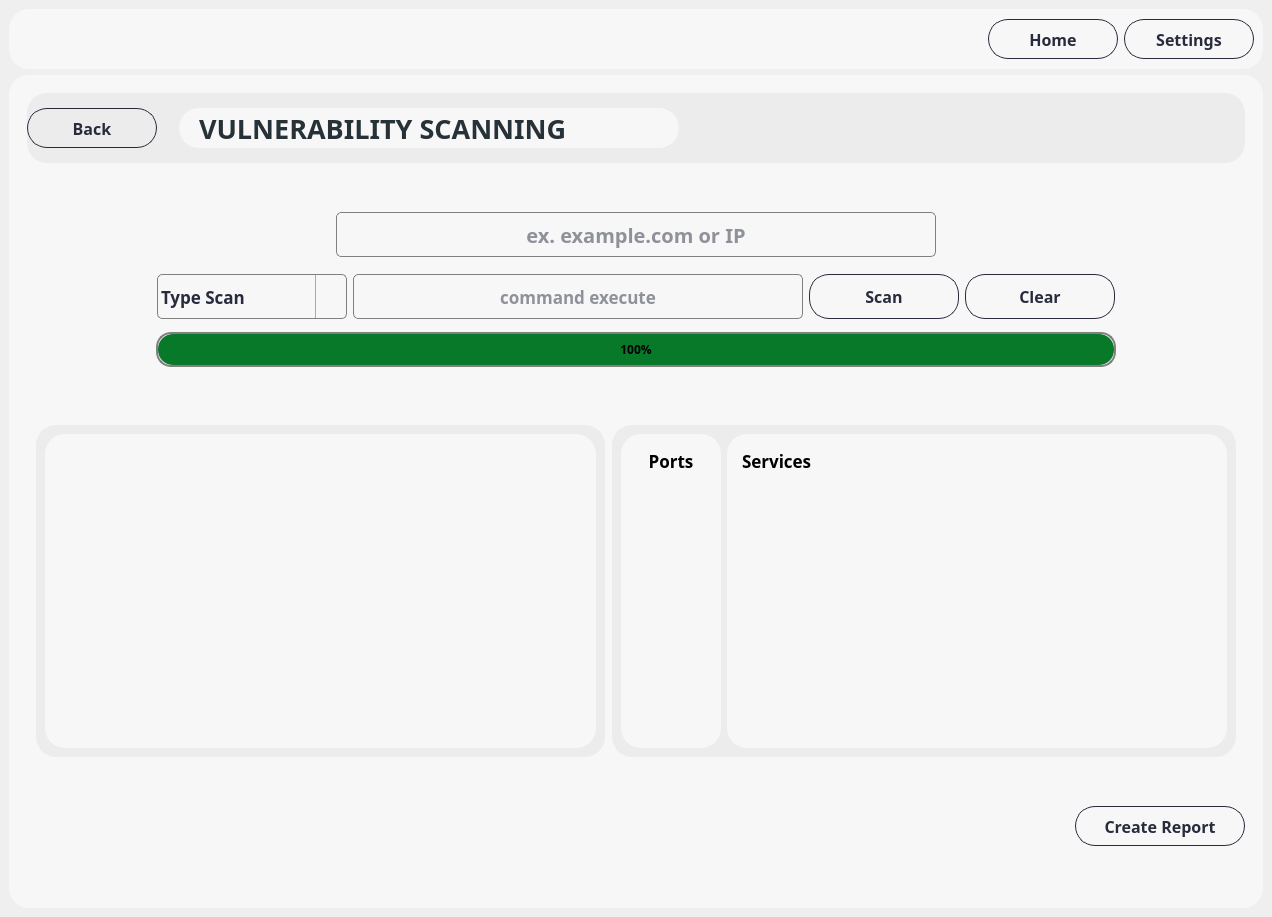
NicasioTn/Linux-ISAN-Security-Gizmo-Box, file assets/ui/mainWindow.ui: the form before one commit.
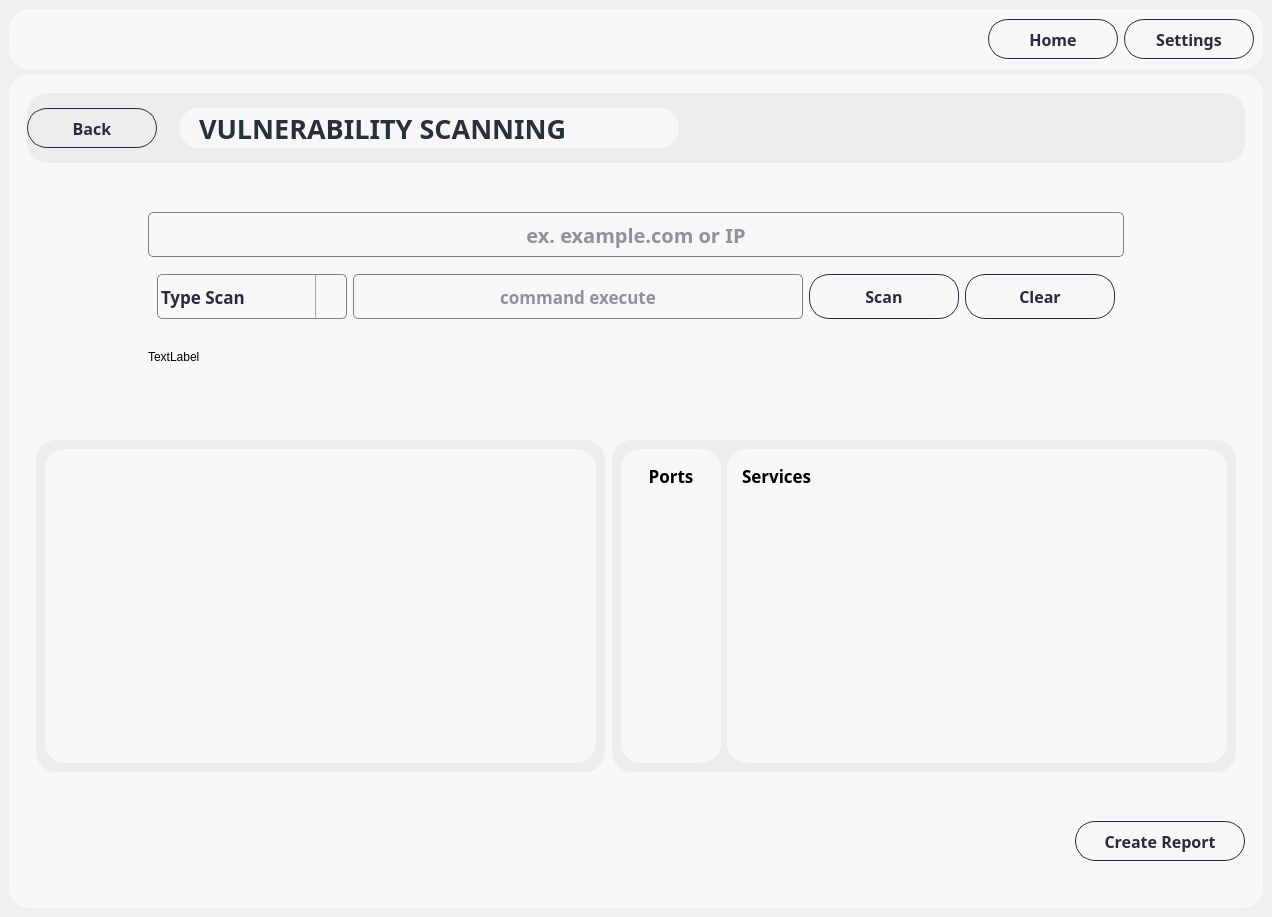
The form after the commit. The open tabs and pages were chosen to show the change. Icons and pictures are not drawn.

```diff
--- a/assets/ui/mainWindow.ui
+++ b/assets/ui/mainWindow.ui
@@ -6925,7 +6925,7 @@
              </widget>
             </widget>
            </item>
-           <item>
+           <item alignment="Qt::AlignHCenter">
             <widget class="QWidget" name="widget_69" native="true">
              <property name="font">
               <font>
@@ -6934,8 +6934,8 @@
                <bold>true</bold>
               </font>
              </property>
-             <layout class="QVBoxLayout" name="verticalLayout_41">
-              <item alignment="Qt::AlignHCenter">
+             <layout class="QVBoxLayout" name="verticalLayout_27">
+              <item>
                <widget class="QLineEdit" name="lineEdit_vulner">
                 <property name="minimumSize">
                  <size>
@@ -7227,40 +7227,16 @@
                 </layout>
                </widget>
               </item>
-              <item alignment="Qt::AlignHCenter">
-               <widget class="QProgressBar" name="progressBar_vulner">
+              <item>
+               <widget class="QLabel" name="label_loading_vulner">
                 <property name="minimumSize">
                  <size>
-                  <width>960</width>
-                  <height>35</height>
+                  <width>500</width>
+                  <height>50</height>
                  </size>
                 </property>
-                <property name="font">
-                 <font>
-                  <family>Barlow</family>
-                  <weight>75</weight>
-                  <bold>true</bold>
-                 </font>
-                </property>
-                <property name="styleSheet">
-                 <string notr="true">QProgressBar
-{
-border: 2px solid  grey;
-border-radius: 15px;
-color: black;
-}
-QProgressBar::chunk 
-{
-
-background-color: rgba(8,120,41,255);
-border-radius :15px;
-}     </string>
-                </property>
-                <property name="value">
-                 <number>100</number>
-                </property>
-                <property name="alignment">
-                 <set>Qt::AlignCenter</set>
+                <property name="text">
+                 <string>TextLabel</string>
                 </property>
                </widget>
               </item>
```
Left out of the diff: 2 changed lines with no effect on the pictures.
